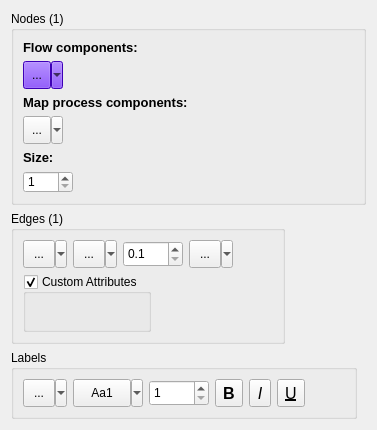
Old version of the form src/commonui/CNodeEdgePropertiesUI.ui in the repository wojtek48/qvge.
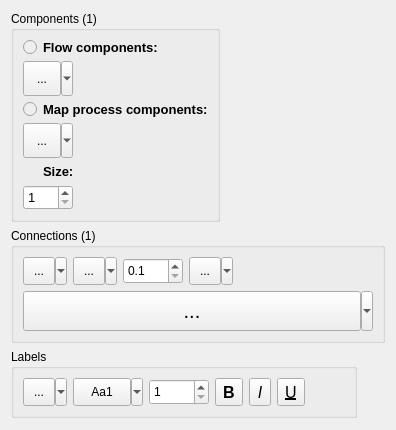
New version of the form. Custom widgets are drawn as their Qt base class.

What changed in the file:
```diff
--- a/src/commonui/CNodeEdgePropertiesUI.ui
+++ b/src/commonui/CNodeEdgePropertiesUI.ui
@@ -35,7 +35,209 @@
 }
 </string>
   </property>
-  <layout class="QFormLayout" name="formLayout_2">
+  <layout class="QFormLayout" name="formLayout">
+   <item row="0" column="0">
+    <widget class="QGroupBox" name="NodesBox">
+     <property name="title">
+      <string>Components (1)</string>
+     </property>
+     <layout class="QGridLayout" name="gridLayout_3">
+      <item row="0" column="0">
+       <widget class="QRadioButton" name="rButFlow">
+        <property name="enabled">
+         <bool>false</bool>
+        </property>
+        <property name="text">
+         <string/>
+        </property>
+       </widget>
+      </item>
+      <item row="1" column="0" colspan="2">
+       <widget class="QSint::QSplitButton" name="NodeFlowShape">
+        <property name="enabled">
+         <bool>true</bool>
+        </property>
+        <property name="minimumSize">
+         <size>
+          <width>50</width>
+          <height>35</height>
+         </size>
+        </property>
+        <property name="maximumSize">
+         <size>
+          <width>99999</width>
+          <height>99999</height>
+         </size>
+        </property>
+        <property name="statusTip">
+         <string>Set shape of the selected nodes</string>
+        </property>
+        <property name="text">
+         <string>...</string>
+        </property>
+        <property name="iconSize">
+         <size>
+          <width>35</width>
+          <height>35</height>
+         </size>
+        </property>
+        <property name="popupMode">
+         <enum>QToolButton::MenuButtonPopup</enum>
+        </property>
+        <property name="toolButtonStyle">
+         <enum>Qt::ToolButtonIconOnly</enum>
+        </property>
+       </widget>
+      </item>
+      <item row="2" column="0">
+       <widget class="QRadioButton" name="rButProc">
+        <property name="enabled">
+         <bool>false</bool>
+        </property>
+        <property name="text">
+         <string/>
+        </property>
+       </widget>
+      </item>
+      <item row="2" column="1" colspan="2">
+       <widget class="QLabel" name="labProc">
+        <property name="font">
+         <font>
+          <family>Tahoma</family>
+          <pointsize>10</pointsize>
+          <weight>75</weight>
+          <bold>true</bold>
+         </font>
+        </property>
+        <property name="text">
+         <string>Map process components:</string>
+        </property>
+       </widget>
+      </item>
+      <item row="4" column="1">
+       <widget class="QLabel" name="labSize">
+        <property name="maximumSize">
+         <size>
+          <width>30</width>
+          <height>16777215</height>
+         </size>
+        </property>
+        <property name="font">
+         <font>
+          <family>Tahoma</family>
+          <pointsize>10</pointsize>
+          <weight>75</weight>
+          <bold>true</bold>
+         </font>
+        </property>
+        <property name="text">
+         <string>Size:</string>
+        </property>
+       </widget>
+      </item>
+      <item row="3" column="0" colspan="2">
+       <widget class="QSint::QSplitButton" name="NodeProcShape">
+        <property name="minimumSize">
+         <size>
+          <width>50</width>
+          <height>35</height>
+         </size>
+        </property>
+        <property name="maximumSize">
+         <size>
+          <width>999</width>
+          <height>999</height>
+         </size>
+        </property>
+        <property name="statusTip">
+         <string>Set shape of the selected nodes</string>
+        </property>
+        <property name="text">
+         <string>...</string>
+        </property>
+        <property name="iconSize">
+         <size>
+          <width>35</width>
+          <height>35</height>
+         </size>
+        </property>
+        <property name="popupMode">
+         <enum>QToolButton::MenuButtonPopup</enum>
+        </property>
+       </widget>
+      </item>
+      <item row="0" column="1" colspan="2">
+       <widget class="QLabel" name="labFlow">
+        <property name="maximumSize">
+         <size>
+          <width>160</width>
+          <height>16777215</height>
+         </size>
+        </property>
+        <property name="font">
+         <font>
+          <family>Tahoma</family>
+          <pointsize>10</pointsize>
+          <weight>75</weight>
+          <bold>true</bold>
+         </font>
+        </property>
+        <property name="text">
+         <string>Flow components:</string>
+        </property>
+       </widget>
+      </item>
+      <item row="5" column="0" colspan="2">
+       <widget class="QSint::SpinComboBox" name="NodeSizeX">
+        <property name="enabled">
+         <bool>true</bool>
+        </property>
+        <property name="sizePolicy">
+         <sizepolicy hsizetype="Expanding" vsizetype="Fixed">
+          <horstretch>0</horstretch>
+          <verstretch>0</verstretch>
+         </sizepolicy>
+        </property>
+        <property name="minimumSize">
+         <size>
+          <width>0</width>
+          <height>25</height>
+         </size>
+        </property>
+        <property name="maximumSize">
+         <size>
+          <width>50</width>
+          <height>35</height>
+         </size>
+        </property>
+        <property name="font">
+         <font>
+          <pointsize>10</pointsize>
+         </font>
+        </property>
+        <property name="statusTip">
+         <string>Set width of the selected nodes</string>
+        </property>
+        <property name="styleSheet">
+         <string notr="true"/>
+        </property>
+        <property name="alignment">
+         <set>Qt::AlignLeading|Qt::AlignLeft|Qt::AlignVCenter</set>
+        </property>
+        <property name="correctionMode">
+         <enum>QAbstractSpinBox::CorrectToNearestValue</enum>
+        </property>
+        <property name="minimum">
+         <number>1</number>
+        </property>
+        <property name="maximum">
+         <number>1000</number>
+        </property>
+       </widget>
+      </item>
+     </layout>
+    </widget>
+   </item>
    <item row="2" column="0">
     <widget class="QGroupBox" name="LablesBox">
      <property name="title">
@@ -287,248 +489,23 @@
      </layout>
     </widget>
    </item>
-   <item row="1" column="0">
+   <item row="1" column="0" colspan="2">
     <widget class="QGroupBox" name="EdgesBox">
      <property name="title">
-      <string>Edges (1)</string>
+      <string>Connections (1)</string>
      </property>
-     <layout class="QFormLayout" name="formLayout">
-      <item row="0" column="0">
-       <layout class="QHBoxLayout" name="horizontalLayout_2">
-        <item>
-         <widget class="QSint::ColorButton" name="EdgeColor">
-          <property name="sizePolicy">
-           <sizepolicy hsizetype="Fixed" vsizetype="Fixed">
-            <horstretch>0</horstretch>
-            <verstretch>0</verstretch>
-           </sizepolicy>
-          </property>
-          <property name="minimumSize">
-           <size>
-            <width>44</width>
-            <height>28</height>
-           </size>
-          </property>
-          <property name="statusTip">
-           <string>Set color of the selected edges</string>
-          </property>
-          <property name="text">
-           <string>...</string>
-          </property>
-          <property name="iconSize">
-           <size>
-            <width>18</width>
-            <height>18</height>
-           </size>
-          </property>
-          <property name="popupMode">
-           <enum>QToolButton::MenuButtonPopup</enum>
-          </property>
-         </widget>
-        </item>
-        <item>
-         <widget class="QSint::QPenButton" name="EdgeStyle">
-          <property name="minimumSize">
-           <size>
-            <width>44</width>
-            <height>28</height>
-           </size>
-          </property>
-          <property name="statusTip">
-           <string>Set pen style of the selected edges</string>
-          </property>
-          <property name="text">
-           <string>...</string>
-          </property>
-          <property name="iconSize">
-           <size>
-            <width>18</width>
-            <height>18</height>
-           </size>
-          </property>
-          <property name="popupMode">
-           <enum>QToolButton::MenuButtonPopup</enum>
-          </property>
-         </widget>
-        </item>
-        <item>
-         <widget class="QDoubleSpinBox" name="EdgeWeight">
-          <property name="sizePolicy">
-           <sizepolicy hsizetype="Fixed" vsizetype="Fixed">
-            <horstretch>0</horstretch>
-            <verstretch>0</verstretch>
-           </sizepolicy>
-          </property>
-          <property name="minimumSize">
-           <size>
-            <width>60</width>
-            <height>26</height>
-           </size>
-          </property>
-          <property name="statusTip">
-           <string>Set weight of the selected edges</string>
-          </property>
-          <property name="styleSheet">
-           <string notr="true"/>
-          </property>
-          <property name="correctionMode">
-           <enum>QAbstractSpinBox::CorrectToNearestValue</enum>
-          </property>
-          <property name="decimals">
-           <number>1</number>
-          </property>
-          <property name="minimum">
-           <double>0.100000000000000</double>
-          </property>
-          <property name="singleStep">
-           <double>0.100000000000000</double>
-          </property>
-         </widget>
-        </item>
-        <item>
-         <widget class="QSint::QSplitButton" name="EdgeDirection">
-          <property name="minimumSize">
-           <size>
-            <width>44</width>
-            <height>28</height>
-           </size>
-          </property>
-          <property name="statusTip">
-           <string>Set direction of the selected edges</string>
-          </property>
-          <property name="text">
-           <string>...</string>
-          </property>
-          <property name="iconSize">
-           <size>
-            <width>18</width>
-            <height>18</height>
-           </size>
-          </property>
-          <property name="popupMode">
-           <enum>QToolButton::MenuButtonPopup</enum>
-          </property>
-         </widget>
-        </item>
-        <item>
-         <spacer name="horizontalSpacer_2">
-          <property name="orientation">
-           <enum>Qt::Horizontal</enum>
-          </property>
-          <property name="sizeHint" stdset="0">
-           <size>
-            <width>40</width>
-            <height>20</height>
-           </size>
-          </property>
-         </spacer>
-        </item>
-       </layout>
-      </item>
-      <item row="1" column="0">
-       <widget class="QGroupBox" name="EdgeAttrBox">
+     <layout class="QGridLayout" name="gridLayout">
+      <item row="0" column="2">
+       <widget class="QDoubleSpinBox" name="EdgeWeight">
         <property name="sizePolicy">
-         <sizepolicy hsizetype="Preferred" vsizetype="Expanding">
-          <horstretch>0</horstretch>
-          <verstretch>0</verstretch>
-         </sizepolicy>
-        </property>
-        <property name="title">
-         <string>Custom Attributes</string>
-        </property>
-        <property name="flat">
-         <bool>true</bool>
-        </property>
-        <property name="checkable">
-         <bool>true</bool>
-        </property>
-        <layout class="QVBoxLayout" name="verticalLayout_4">
-         <property name="leftMargin">
-          <number>0</number>
-         </property>
-         <property name="rightMargin">
-          <number>0</number>
-         </property>
-         <property name="bottomMargin">
-          <number>0</number>
-         </property>
-         <item>
-          <widget class="CAttributesEditorUI" name="EdgeAttrEditor" native="true"/>
-         </item>
-        </layout>
-       </widget>
-      </item>
-     </layout>
-    </widget>
-   </item>
-   <item row="0" column="0" colspan="2">
-    <widget class="QGroupBox" name="NodesBox">
-     <property name="title">
-      <string>Nodes (1)</string>
-     </property>
-     <layout class="QFormLayout" name="formLayout_3">
-      <item row="0" column="0" colspan="2">
-       <widget class="QLabel" name="labFlow">
-        <property name="maximumSize">
-         <size>
-          <width>160</width>
-          <height>16777215</height>
-         </size>
-        </property>
-        <property name="font">
-         <font>
-          <family>Tahoma</family>
-          <pointsize>10</pointsize>
-          <weight>75</weight>
-          <bold>true</bold>
-         </font>
-        </property>
-        <property name="text">
-         <string>Flow components:</string>
-        </property>
-       </widget>
-      </item>
-      <item row="6" column="0">
-       <widget class="QLabel" name="labSize">
-        <property name="maximumSize">
-         <size>
-          <width>30</width>
-          <height>16777215</height>
-         </size>
-        </property>
-        <property name="font">
-         <font>
-          <family>Tahoma</family>
-          <pointsize>10</pointsize>
-          <weight>75</weight>
-          <bold>true</bold>
-         </font>
-        </property>
-        <property name="text">
-         <string>Size:</string>
-        </property>
-       </widget>
-      </item>
-      <item row="7" column="0">
-       <widget class="QSint::SpinComboBox" name="NodeSizeX">
-        <property name="enabled">
-         <bool>true</bool>
-        </property>
-        <property name="sizePolicy">
-         <sizepolicy hsizetype="Expanding" vsizetype="Fixed">
+         <sizepolicy hsizetype="Fixed" vsizetype="Fixed">
           <horstretch>0</horstretch>
           <verstretch>0</verstretch>
          </sizepolicy>
         </property>
         <property name="minimumSize">
          <size>
-          <width>0</width>
-          <height>0</height>
-         </size>
-        </property>
-        <property name="maximumSize">
-         <size>
-          <width>50</width>
+          <width>60</width>
           <height>26</height>
          </size>
         </property>
@@ -538,49 +515,130 @@
         <property name="styleSheet">
          <string notr="true"/>
         </property>
-        <property name="alignment">
-         <set>Qt::AlignLeading|Qt::AlignLeft|Qt::AlignVCenter</set>
-        </property>
         <property name="correctionMode">
          <enum>QAbstractSpinBox::CorrectToNearestValue</enum>
         </property>
-        <property name="minimum">
+        <property name="decimals">
          <number>1</number>
         </property>
-        <property name="maximum">
-         <number>1000</number>
+        <property name="minimum">
+         <double>0.100000000000000</double>
         </property>
        </widget>
       </item>
-      <item row="3" column="0" colspan="2">
-       <widget class="QLabel" name="labProc">
+      <item row="0" column="4">
+       <spacer name="horizontalSpacer_2">
+        <property name="orientation">
+         <enum>Qt::Horizontal</enum>
+        </property>
+        <property name="sizeHint" stdset="0">
+         <size>
+          <width>120</width>
+          <height>20</height>
+         </size>
+        </property>
+       </spacer>
+      </item>
+      <item row="0" column="0">
+       <widget class="QSint::ColorButton" name="EdgeColor">
+        <property name="sizePolicy">
+         <sizepolicy hsizetype="Fixed" vsizetype="Fixed">
+          <horstretch>0</horstretch>
+          <verstretch>0</verstretch>
+         </sizepolicy>
+        </property>
+        <property name="minimumSize">
+         <size>
+          <width>44</width>
+          <height>28</height>
+         </size>
+        </property>
+        <property name="statusTip">
+         <string>Set color of the selected edges</string>
+        </property>
+        <property name="text">
+         <string>...</string>
+        </property>
+        <property name="iconSize">
+         <size>
+          <width>18</width>
+          <height>18</height>
+         </size>
+        </property>
+        <property name="popupMode">
+         <enum>QToolButton::MenuButtonPopup</enum>
+        </property>
+       </widget>
+      </item>
+      <item row="0" column="3">
+       <widget class="QSint::QSplitButton" name="EdgeDirection">
+        <property name="minimumSize">
+         <size>
+          <width>44</width>
+          <height>28</height>
+         </size>
+        </property>
+        <property name="statusTip">
+         <string>Set direction of the selected edges</string>
+        </property>
+        <property name="text">
+         <string>...</string>
+        </property>
+        <property name="iconSize">
+         <size>
+          <width>18</width>
+          <height>18</height>
+         </size>
+        </property>
+        <property name="popupMode">
+         <enum>QToolButton::MenuButtonPopup</enum>
+        </property>
+       </widget>
+      </item>
+      <item row="0" column="1">
+       <widget class="QSint::QPenButton" name="EdgeStyle">
+        <property name="minimumSize">
+         <size>
+          <width>44</width>
+          <height>28</height>
+         </size>
+        </property>
+        <property name="statusTip">
+         <string>Set pen style of the selected edges</string>
+        </property>
+        <property name="text">
+         <string>...</string>
+        </property>
+        <property name="iconSize">
+         <size>
+          <width>18</width>
+          <height>18</height>
+         </size>
+        </property>
+        <property name="popupMode">
+         <enum>QToolButton::MenuButtonPopup</enum>
+        </property>
+       </widget>
+      </item>
+      <item row="1" column="0" colspan="5">
+       <widget class="QSint::QPenButton" name="Edge">
+        <property name="minimumSize">
+         <size>
+          <width>350</width>
+          <height>40</height>
+         </size>
+        </property>
+        <property name="maximumSize">
+         <size>
+          <width>16777215</width>
+          <height>40</height>
+         </size>
+        </property>
         <property name="font">
          <font>
-          <family>Tahoma</family>
-          <pointsize>10</pointsize>
-          <weight>75</weight>
-          <bold>true</bold>
+          <pointsize>15</pointsize>
          </font>
         </property>
-        <property name="text">
-         <string>Map process components:</string>
-        </property>
-       </widget>
-      </item>
-      <item row="4" column="0">
-       <widget class="QSint::QSplitButton" name="NodeProcShape">
-        <property name="minimumSize">
-         <size>
-          <width>40</width>
-          <height>28</height>
-         </size>
-        </property>
-        <property name="maximumSize">
-         <size>
-          <width>40</width>
-          <height>28</height>
-         </size>
-        </property>
         <property name="statusTip">
          <string>Set shape of the selected nodes</string>
         </property>
@@ -589,8 +647,8 @@
         </property>
         <property name="iconSize">
          <size>
-          <width>24</width>
-          <height>24</height>
+          <width>300</width>
+          <height>40</height>
          </size>
         </property>
         <property name="popupMode">
@@ -598,485 +656,6 @@
         </property>
        </widget>
       </item>
-      <item row="2" column="0">
-       <widget class="QSint::QSplitButton" name="NodeFlowShape">
-        <property name="enabled">
-         <bool>true</bool>
-        </property>
-        <property name="minimumSize">
-         <size>
-          <width>40</width>
-          <height>28</height>
-         </size>
-        </property>
-        <property name="maximumSize">
-         <size>
-          <width>40</width>
-          <height>28</height>
-         </size>
-        </property>
-        <property name="palette">
-         <palette>
-          <active>
-           <colorrole role="WindowText">
-            <brush brushstyle="SolidPattern">
-             <color alpha="255">
-              <red>0</red>
-              <green>0</green>
-              <blue>0</blue>
-             </color>
-            </brush>
-           </colorrole>
-           <colorrole role="Button">
-            <brush brushstyle="SolidPattern">
-             <color alpha="255">
-              <red>85</red>
-              <green>0</green>
-              <blue>255</blue>
-             </color>
-            </brush>
-           </colorrole>
-           <colorrole role="Light">
-            <brush brushstyle="SolidPattern">
-             <color alpha="255">
-              <red>170</red>
-              <green>127</green>
-              <blue>255</blue>
-             </color>
-            </brush>
-           </colorrole>
-           <colorrole role="Midlight">
-            <brush brushstyle="SolidPattern">
-             <color alpha="255">
-              <red>127</red>
-              <green>63</green>
-              <blue>255</blue>
-             </color>
-            </brush>
-           </colorrole>
-           <colorrole role="Dark">
-            <brush brushstyle="SolidPattern">
-             <color alpha="255">
-              <red>42</red>
-              <green>0</green>
-              <blue>127</blue>
-             </color>
-            </brush>
-           </colorrole>
-           <colorrole role="Mid">
-            <brush brushstyle="SolidPattern">
-             <color alpha="255">
-              <red>56</red>
-              <green>0</green>
-              <blue>170</blue>
-             </color>
-            </brush>
-           </colorrole>
-           <colorrole role="Text">
-            <brush brushstyle="SolidPattern">
-             <color alpha="255">
-              <red>0</red>
-              <green>0</green>
-              <blue>0</blue>
-             </color>
-            </brush>
-           </colorrole>
-           <colorrole role="BrightText">
-            <brush brushstyle="SolidPattern">
-             <color alpha="255">
-              <red>255</red>
-              <green>255</green>
-              <blue>255</blue>
-             </color>
-            </brush>
-           </colorrole>
-           <colorrole role="ButtonText">
-            <brush brushstyle="SolidPattern">
-             <color alpha="255">
-              <red>0</red>
-              <green>0</green>
-              <blue>0</blue>
-             </color>
-            </brush>
-           </colorrole>
-           <colorrole role="Base">
-            <brush brushstyle="SolidPattern">
-             <color alpha="255">
-              <red>255</red>
-              <green>255</green>
-              <blue>255</blue>
-             </color>
-            </brush>
-           </colorrole>
-           <colorrole role="Window">
-            <brush brushstyle="SolidPattern">
-             <color alpha="255">
-              <red>85</red>
-              <green>0</green>
-              <blue>255</blue>
-             </color>
-            </brush>
-           </colorrole>
-           <colorrole role="Shadow">
-            <brush brushstyle="SolidPattern">
-             <color alpha="255">
-              <red>0</red>
-              <green>0</green>
-              <blue>0</blue>
-             </color>
-            </brush>
-           </colorrole>
-           <colorrole role="AlternateBase">
-            <brush brushstyle="SolidPattern">
-             <color alpha="255">
-              <red>170</red>
-              <green>127</green>
-              <blue>255</blue>
-             </color>
-            </brush>
-           </colorrole>
-           <colorrole role="ToolTipBase">
-            <brush brushstyle="SolidPattern">
-             <color alpha="255">
-              <red>255</red>
-              <green>255</green>
-              <blue>220</blue>
-             </color>
-            </brush>
-           </colorrole>
-           <colorrole role="ToolTipText">
-            <brush brushstyle="SolidPattern">
-             <color alpha="255">
-              <red>0</red>
-              <green>0</green>
-              <blue>0</blue>
-             </color>
-            </brush>
-           </colorrole>
-           <colorrole role="PlaceholderText">
-            <brush brushstyle="SolidPattern">
-             <color alpha="128">
-              <red>0</red>
-              <green>0</green>
-              <blue>0</blue>
-             </color>
-            </brush>
-           </colorrole>
-          </active>
-          <inactive>
-           <colorrole role="WindowText">
-            <brush brushstyle="SolidPattern">
-             <color alpha="255">
-              <red>0</red>
-              <green>0</green>
-              <blue>0</blue>
-             </color>
-            </brush>
-           </colorrole>
-           <colorrole role="Button">
-            <brush brushstyle="SolidPattern">
-             <color alpha="255">
-              <red>85</red>
-              <green>0</green>
-              <blue>255</blue>
-             </color>
-            </brush>
-           </colorrole>
-           <colorrole role="Light">
-            <brush brushstyle="SolidPattern">
-             <color alpha="255">
-              <red>170</red>
-              <green>127</green>
-              <blue>255</blue>
-             </color>
-            </brush>
-           </colorrole>
-           <colorrole role="Midlight">
-            <brush brushstyle="SolidPattern">
-             <color alpha="255">
-              <red>127</red>
-              <green>63</green>
-              <blue>255</blue>
-             </color>
-            </brush>
-           </colorrole>
-           <colorrole role="Dark">
-            <brush brushstyle="SolidPattern">
-             <color alpha="255">
-              <red>42</red>
-              <green>0</green>
-              <blue>127</blue>
-             </color>
-            </brush>
-           </colorrole>
-           <colorrole role="Mid">
-            <brush brushstyle="SolidPattern">
-             <color alpha="255">
-              <red>56</red>
-              <green>0</green>
-              <blue>170</blue>
-             </color>
-            </brush>
-           </colorrole>
-           <colorrole role="Text">
-            <brush brushstyle="SolidPattern">
-             <color alpha="255">
-              <red>0</red>
-              <green>0</green>
-              <blue>0</blue>
-             </color>
-            </brush>
-           </colorrole>
-           <colorrole role="BrightText">
-            <brush brushstyle="SolidPattern">
-             <color alpha="255">
-              <red>255</red>
-              <green>255</green>
-              <blue>255</blue>
-             </color>
-            </brush>
-           </colorrole>
-           <colorrole role="ButtonText">
-            <brush brushstyle="SolidPattern">
-             <color alpha="255">
-              <red>0</red>
-              <green>0</green>
-              <blue>0</blue>
-             </color>
-            </brush>
-           </colorrole>
-           <colorrole role="Base">
-            <brush brushstyle="SolidPattern">
-             <color alpha="255">
-              <red>255</red>
-              <green>255</green>
-              <blue>255</blue>
-             </color>
-            </brush>
-           </colorrole>
-           <colorrole role="Window">
-            <brush brushstyle="SolidPattern">
-             <color alpha="255">
-              <red>85</red>
-              <green>0</green>
-              <blue>255</blue>
-             </color>
-            </brush>
-           </colorrole>
-           <colorrole role="Shadow">
-            <brush brushstyle="SolidPattern">
-             <color alpha="255">
-              <red>0</red>
-              <green>0</green>
-              <blue>0</blue>
-             </color>
-            </brush>
-           </colorrole>
-           <colorrole role="AlternateBase">
-            <brush brushstyle="SolidPattern">
-             <color alpha="255">
-              <red>170</red>
-              <green>127</green>
-              <blue>255</blue>
-             </color>
-            </brush>
-           </colorrole>
-           <colorrole role="ToolTipBase">
-            <brush brushstyle="SolidPattern">
-             <color alpha="255">
-              <red>255</red>
-              <green>255</green>
-              <blue>220</blue>
-             </color>
-            </brush>
-           </colorrole>
-           <colorrole role="ToolTipText">
-            <brush brushstyle="SolidPattern">
-             <color alpha="255">
-              <red>0</red>
-              <green>0</green>
-              <blue>0</blue>
-             </color>
-            </brush>
-           </colorrole>
-           <colorrole role="PlaceholderText">
-            <brush brushstyle="SolidPattern">
-             <color alpha="128">
-              <red>0</red>
-              <green>0</green>
-              <blue>0</blue>
-             </color>
-            </brush>
-           </colorrole>
-          </inactive>
-          <disabled>
-           <colorrole role="WindowText">
-            <brush brushstyle="SolidPattern">
-             <color alpha="255">
-              <red>42</red>
-              <green>0</green>
-              <blue>127</blue>
-             </color>
-            </brush>
-           </colorrole>
-           <colorrole role="Button">
-            <brush brushstyle="SolidPattern">
-             <color alpha="255">
-              <red>85</red>
-              <green>0</green>
-              <blue>255</blue>
-             </color>
-            </brush>
-           </colorrole>
-           <colorrole role="Light">
-            <brush brushstyle="SolidPattern">
-             <color alpha="255">
-              <red>170</red>
-              <green>127</green>
-              <blue>255</blue>
-             </color>
-            </brush>
-           </colorrole>
-           <colorrole role="Midlight">
-            <brush brushstyle="SolidPattern">
-             <color alpha="255">
-              <red>127</red>
-              <green>63</green>
-              <blue>255</blue>
-             </color>
-            </brush>
-           </colorrole>
-           <colorrole role="Dark">
-            <brush brushstyle="SolidPattern">
-             <color alpha="255">
-              <red>42</red>
-              <green>0</green>
-              <blue>127</blue>
-             </color>
-            </brush>
-           </colorrole>
-           <colorrole role="Mid">
-            <brush brushstyle="SolidPattern">
-             <color alpha="255">
-              <red>56</red>
-              <green>0</green>
-              <blue>170</blue>
-             </color>
-            </brush>
-           </colorrole>
-           <colorrole role="Text">
-            <brush brushstyle="SolidPattern">
-             <color alpha="255">
-              <red>42</red>
-              <green>0</green>
-              <blue>127</blue>
-             </color>
-            </brush>
-           </colorrole>
-           <colorrole role="BrightText">
-            <brush brushstyle="SolidPattern">
-             <color alpha="255">
-              <red>255</red>
-              <green>255</green>
-              <blue>255</blue>
-             </color>
-            </brush>
-           </colorrole>
-           <colorrole role="ButtonText">
-            <brush brushstyle="SolidPattern">
-             <color alpha="255">
-              <red>42</red>
-              <green>0</green>
-              <blue>127</blue>
-             </color>
-            </brush>
-           </colorrole>
-           <colorrole role="Base">
-            <brush brushstyle="SolidPattern">
-             <color alpha="255">
-              <red>85</red>
-              <green>0</green>
-              <blue>255</blue>
-             </color>
-            </brush>
-           </colorrole>
-           <colorrole role="Window">
-            <brush brushstyle="SolidPattern">
-             <color alpha="255">
-              <red>85</red>
-              <green>0</green>
-              <blue>255</blue>
-             </color>
-            </brush>
-           </colorrole>
-           <colorrole role="Shadow">
-            <brush brushstyle="SolidPattern">
-             <color alpha="255">
-              <red>0</red>
-              <green>0</green>
-              <blue>0</blue>
-             </color>
-            </brush>
-           </colorrole>
-           <colorrole role="AlternateBase">
-            <brush brushstyle="SolidPattern">
-             <color alpha="255">
-              <red>85</red>
-              <green>0</green>
-              <blue>255</blue>
-             </color>
-            </brush>
-           </colorrole>
-           <colorrole role="ToolTipBase">
-            <brush brushstyle="SolidPattern">
-             <color alpha="255">
-              <red>255</red>
-              <green>255</green>
-              <blue>220</blue>
-             </color>
-            </brush>
-           </colorrole>
-           <colorrole role="ToolTipText">
-            <brush brushstyle="SolidPattern">
-             <color alpha="255">
-              <red>0</red>
-              <green>0</green>
-              <blue>0</blue>
-             </color>
-            </brush>
-           </colorrole>
-           <colorrole role="PlaceholderText">
-            <brush brushstyle="SolidPattern">
-             <color alpha="128">
-              <red>0</red>
-              <green>0</green>
-              <blue>0</blue>
-             </color>
-            </brush>
-           </colorrole>
-          </disabled>
-         </palette>
-        </property>
-        <property name="statusTip">
-         <string>Set shape of the selected nodes</string>
-        </property>
-        <property name="text">
-         <string>...</string>
-        </property>
-        <property name="iconSize">
-         <size>
-          <width>32</width>
-          <height>32</height>
-         </size>
-        </property>
-        <property name="popupMode">
-         <enum>QToolButton::MenuButtonPopup</enum>
-        </property>
-        <property name="toolButtonStyle">
-         <enum>Qt::ToolButtonIconOnly</enum>
-        </property>
-       </widget>
-      </item>
      </layout>
     </widget>
    </item>
@@ -1103,12 +682,6 @@
    <extends>QToolButton</extends>
    <header>qfontbutton.h</header>
   </customwidget>
-  <customwidget>
-   <class>CAttributesEditorUI</class>
-   <extends>QWidget</extends>
-   <header>CAttributesEditorUI.h</header>
-   <container>1</container>
-  </customwidget>
   <customwidget>
    <class>QSint::SpinComboBox</class>
    <extends>QSpinBox</extends>
```
Left out of the diff: 27 changed lines with no effect on the pictures.
